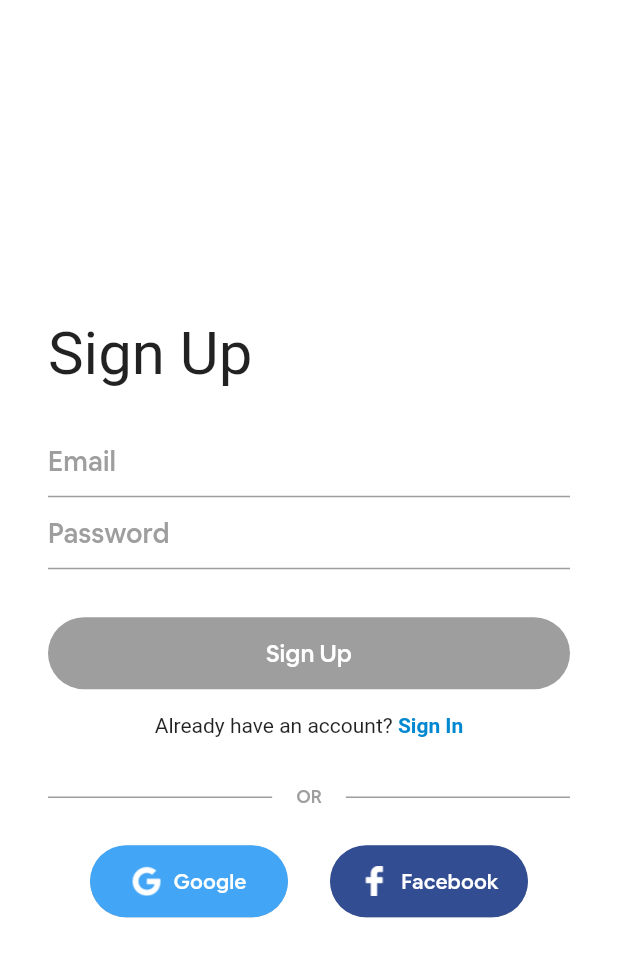
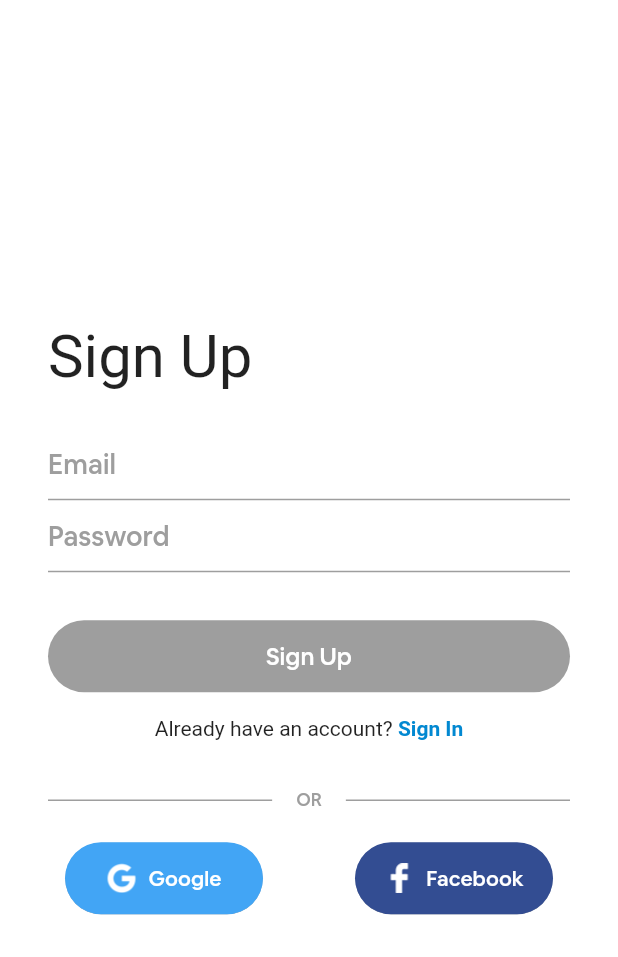
Before and after one commit to WaleedHashmi2310/Neighborhood_Flutter, a Flutter app: the EmailSignUpPage screen opened directly, on a phone screen of 412 x 824 dp. Shown: the top 957 px of the screen. Run offline on Flutter 3.47's test engine with Material 2 defaults, Android fonts, the phone set to English and light mode, and no system bars; our stand-ins replace firebase_auth, google_sign_in; missing offline and left inert: flutter_facebook_login, flutter_statusbarcolor; accounts and stored records are empty; Roboto replaces fonts that are missing (AirbnbCerealBold); project files that could hold a hidden picture were left out.

```diff
--- a/lib/app/sign_in/email_sign_in_form.dart
+++ b/lib/app/sign_in/email_sign_in_form.dart
@@ -4,7 +4,8 @@ import 'package:neighborhood/app/sign_in/sign_up_page.dart';
 import 'package:neighborhood/common_widgets/platform_exception_alert_dialog.dart';
 import 'package:neighborhood/app/sign_in/validators.dart';
 import 'package:neighborhood/app/sign_in/sign_in_button.dart';
-import 'package:neighborhood/services/auth_provider.dart';
+import 'package:neighborhood/services/auth.dart';
+import 'package:provider/provider.dart';
 
 class EmailSignInForm extends StatefulWidget with EmailAndPasswordValidators {
 
@@ -28,7 +29,7 @@ class _EmailSignInFormState extends State<EmailSignInForm> {
       _isLoading = true;
     });
     try {
-      final auth = AuthProvider.of(context);
+      final auth = Provider.of<AuthBase>(context, listen: false);
       await auth.signInWithEmailAndPassword(_email, _password);
     } on PlatformException catch (e) {
       PlatformExceptionAlertDialog(
--- a/lib/app/sign_in/email_sign_up_form.dart
+++ b/lib/app/sign_in/email_sign_up_form.dart
@@ -3,7 +3,8 @@ import 'package:flutter/services.dart';
 import 'package:neighborhood/common_widgets/platform_exception_alert_dialog.dart';
 import 'package:neighborhood/app/sign_in/validators.dart';
 import 'package:neighborhood/app/sign_in/sign_in_button.dart';
-import 'package:neighborhood/services/auth_provider.dart';
+import 'package:neighborhood/services/auth.dart';
+import 'package:provider/provider.dart';
 
 class EmailSignUpForm extends StatefulWidget with EmailAndPasswordValidators {
 
@@ -27,7 +28,7 @@ class _EmailSignUpFormState extends State<EmailSignUpForm> {
       _isLoading = true;
     });
     try {
-      final auth = AuthProvider.of(context);
+      final auth = Provider.of<AuthBase>(context, listen: false);
       await auth.createUserWithEmailAndPassword(_email, _password);
       Navigator.pop(context);
 
--- a/lib/app/sign_in/home_page.dart
+++ b/lib/app/sign_in/home_page.dart
@@ -1,6 +1,8 @@
 import 'package:flutter/material.dart';
-import 'package:neighborhood/services/auth_provider.dart';
+import 'package:neighborhood/services/auth.dart';
 import 'dart:async';
+
+import 'package:provider/provider.dart';
 
 
 class HomePage extends StatelessWidget {
@@ -8,7 +10,7 @@ class HomePage extends StatelessWidget {
 
   Future<void> _signOut(BuildContext context) async{
     try{
-      final auth = AuthProvider.of(context);
+      final auth = Provider.of<AuthBase>(context, listen: false);
       await auth.signOut();
     }catch(e){
       print(e.toString());
--- a/lib/app/sign_in/landing_page.dart
+++ b/lib/app/sign_in/landing_page.dart
@@ -2,12 +2,12 @@ import 'package:flutter/material.dart';
 import 'package:neighborhood/app/sign_in/sign_in_page.dart';
 import 'package:neighborhood/services/auth.dart';
 import 'package:neighborhood/app/sign_in/home_page.dart';
-import 'package:neighborhood/services/auth_provider.dart';
+import 'package:provider/provider.dart';
 
 class LandingPage extends StatelessWidget {
   @override
   Widget build(BuildContext context) {
-    final auth = AuthProvider.of(context);
+    final auth = Provider.of<AuthBase>(context, listen:false);
     return StreamBuilder<User>(
         stream: auth.onAuthStateChanged,
         // ignore: missing_return
--- a/lib/app/sign_in/sign_up_page.dart
+++ b/lib/app/sign_in/sign_up_page.dart
@@ -2,9 +2,9 @@ import 'dart:async';
 import 'package:flutter/material.dart';
 import 'package:neighborhood/app/sign_in/social_sign_in_button.dart';
 import 'package:neighborhood/common_widgets/platform_exception_alert_dialog.dart';
-import 'package:neighborhood/services/auth_provider.dart';
 import 'package:flutter/services.dart';
-
+import 'package:neighborhood/services/auth.dart';
+import 'package:provider/provider.dart';
 import 'email_sign_up_form.dart';
 
 class EmailSignUpPage extends StatelessWidget {
@@ -19,7 +19,7 @@ class EmailSignUpPage extends StatelessWidget {
 
   Future<void> _signInWithGoogle(BuildContext context) async{
     try{
-      final auth = AuthProvider.of(context);
+      final auth = Provider.of<AuthBase>(context, listen: false);
       await auth.signInWithGoogle();
       Navigator.pop(context);
     }on PlatformException catch(e){
@@ -30,7 +30,7 @@ class EmailSignUpPage extends StatelessWidget {
   }
   Future<void> _signInWithFacebook(BuildContext context) async{
     try{
-      final auth = AuthProvider.of(context);
+      final auth = Provider.of<AuthBase>(context, listen: false);
       await auth.signInWithFacebook();
       Navigator.pop(context);
     }on PlatformException catch(e){
@@ -103,10 +103,10 @@ class EmailSignUpPage extends StatelessWidget {
                     ]
                 ),
 
-                SizedBox(height: 24.0),
+                SizedBox(height: 20.0),
 
                 Row(
-                  mainAxisAlignment: MainAxisAlignment.spaceEvenly,
+                  mainAxisAlignment: MainAxisAlignment.spaceAround,
                   children: <Widget>[
 
                     SocialSignInButton(
@@ -117,6 +117,8 @@ class EmailSignUpPage extends StatelessWidget {
                       onPressed: () => _signInWithGoogle(context),
                     ),
 
+                    SizedBox(width: 16.0),
+
                     SocialSignInButton(
                       assetName: 'images/facebook-logo.png',
                       color: Color(0xFF334D92),
@@ -124,7 +126,6 @@ class EmailSignUpPage extends StatelessWidget {
                       textColor: Colors.white,
                       onPressed: () => _signInWithFacebook(context),
                     )
-
                   ],
                 ),
               ],
--- a/lib/main.dart
+++ b/lib/main.dart
@@ -1,10 +1,8 @@
 import 'package:flutter/material.dart';
-import 'package:neighborhood/services/auth_provider.dart';
 import'package:provider/provider.dart';
 import 'package:flutter_statusbarcolor/flutter_statusbarcolor.dart';
 import 'package:neighborhood/app/sign_in/landing_page.dart';
 import 'package:neighborhood/services/auth.dart';
-
 void main() {
   runApp(MyApp());
 }
@@ -13,8 +11,8 @@ class MyApp extends StatelessWidget {
   @override
   Widget build(BuildContext context) {
 //    FlutterStatusbarcolor.setStatusBarColor(Colors.grey);
-    return AuthProvider(
-      auth: Auth(),
+    return Provider<AuthBase>(
+      create: (context) => Auth(),
       child: MaterialApp(
         title: 'Time Tracker',
         theme: ThemeData(
```
Also changed, not shown: lib/app/sign_in/sign_in_bloc.dart (+12 -0 lines), lib/app/sign_in/sign_in_page.dart (+9 -6 lines).
